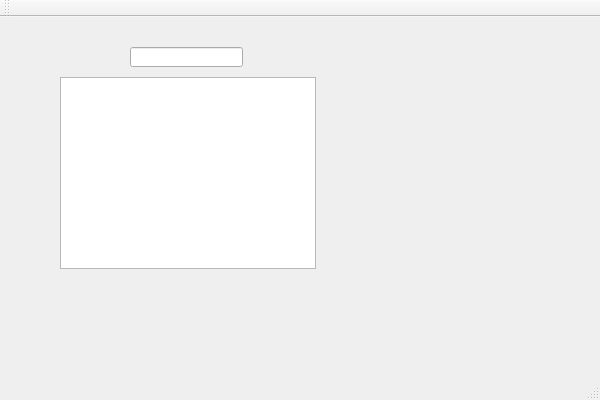
AlexandreCare/Qt_heritage_Tp2, file QtWidgetsApplication5.ui: the form before one commit.
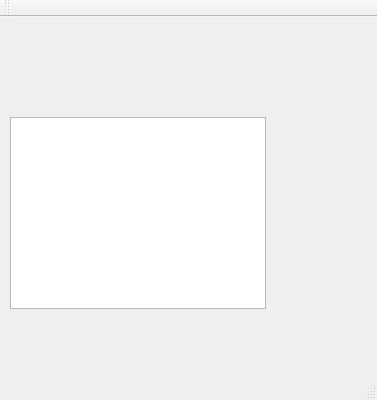
The form after the commit.

Diff of the .ui file:
```diff
--- a/QtWidgetsApplication5.ui
+++ b/QtWidgetsApplication5.ui
@@ -6,7 +6,7 @@
    <rect>
     <x>0</x>
     <y>0</y>
-    <width>600</width>
+    <width>377</width>
     <height>400</height>
    </rect>
   </property>
@@ -14,21 +14,11 @@
    <string>QtWidgetsApplication5</string>
   </property>
   <widget class="QWidget" name="centralWidget">
-   <widget class="QLineEdit" name="lineEdit">
-    <property name="geometry">
-     <rect>
-      <x>130</x>
-      <y>30</y>
-      <width>113</width>
-      <height>20</height>
-     </rect>
-    </property>
-   </widget>
    <widget class="QTableWidget" name="tableWidget">
     <property name="geometry">
      <rect>
-      <x>60</x>
-      <y>60</y>
+      <x>10</x>
+      <y>100</y>
       <width>256</width>
       <height>192</height>
      </rect>
```
Left out of the diff: 2 changed lines with no effect on the pictures.
